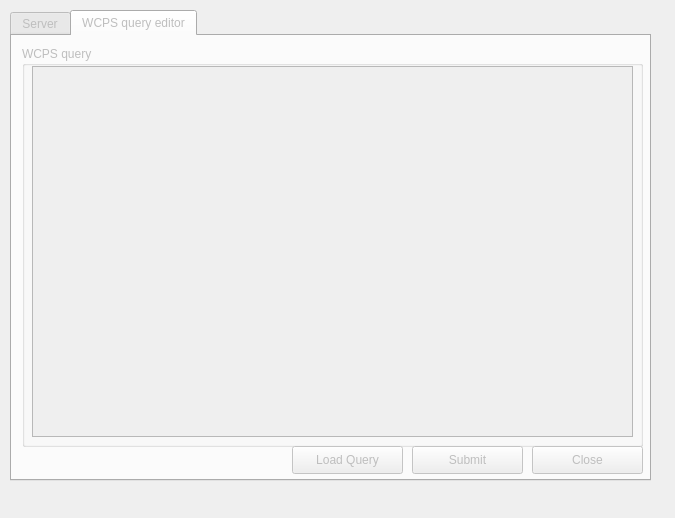
Qt form applications/qgis-wcps/qgis3/wcps_client/wcps_client_dialog_base.ui (wetransform-os/rasdaman) before a commit.
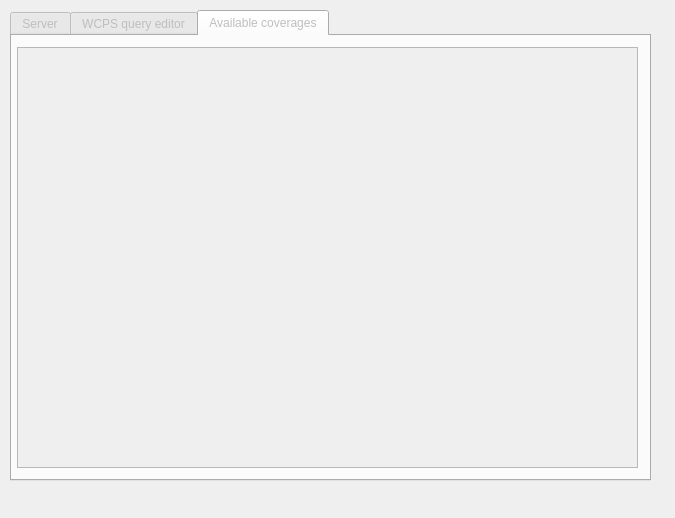
The same form after that commit.

Commit message: ticket:2737 - [FIX] New plugin tab is added

What changed in the file:
```diff
--- a/applications/qgis-wcps/qgis3/wcps_client/wcps_client_dialog_base.ui
+++ b/applications/qgis-wcps/qgis3/wcps_client/wcps_client_dialog_base.ui
@@ -26,7 +26,7 @@
     </rect>
    </property>
    <property name="currentIndex">
-    <number>1</number>
+    <number>2</number>
    </property>
    <widget class="QWidget" name="tab_Serv">
     <attribute name="title">
@@ -325,6 +325,21 @@
      </property>
     </widget>
    </widget>
+   <widget class="QWidget" name="tab_CoveragesList">
+    <attribute name="title">
+     <string>Available coverages</string>
+    </attribute>
+    <widget class="QTableView" name="tableView">
+     <property name="geometry">
+      <rect>
+       <x>5</x>
+       <y>11</y>
+       <width>621</width>
+       <height>421</height>
+      </rect>
+     </property>
+    </widget>
+   </widget>
   </widget>
  </widget>
  <resources/>
```
The commit also changes 3 other files.
